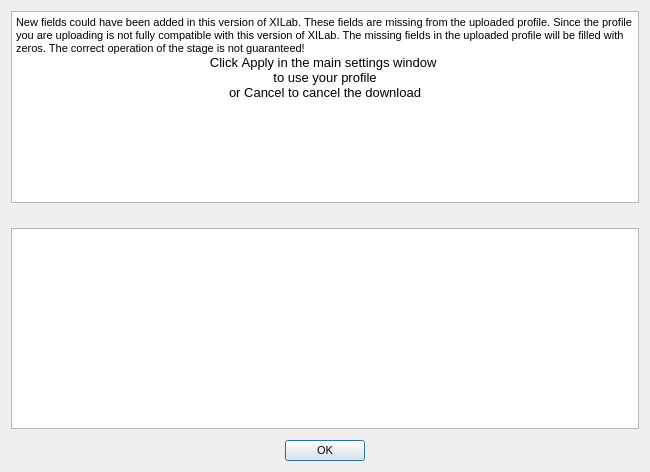
The window that src/restoreerrorsdialog.ui (EPC-MSU/XILab) describes before a commit, drawn with Qt 5.
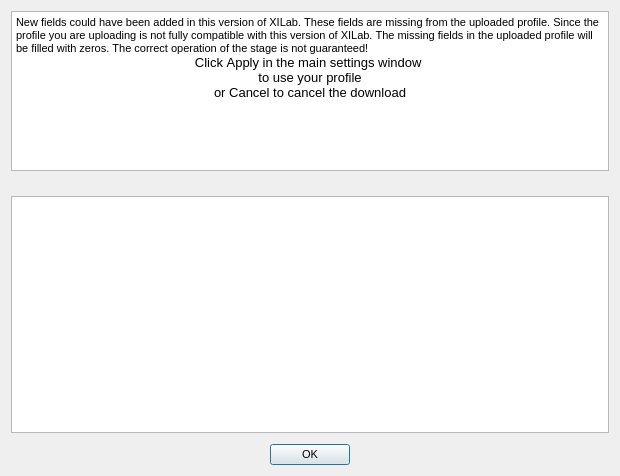
The same window after the commit. Icons and pictures are not drawn.

Commit message: Bug #55792 Fix the default window size for the logic of the wrong profile in xilab

Patch:
```diff
--- a/src/restoreerrorsdialog.ui
+++ b/src/restoreerrorsdialog.ui
@@ -9,10 +9,28 @@
    <rect>
     <x>0</x>
     <y>0</y>
-    <width>650</width>
-    <height>472</height>
+    <width>620</width>
+    <height>476</height>
    </rect>
   </property>
+  <property name="sizePolicy">
+   <sizepolicy hsizetype="Fixed" vsizetype="Preferred">
+    <horstretch>1</horstretch>
+    <verstretch>0</verstretch>
+   </sizepolicy>
+  </property>
+  <property name="minimumSize">
+   <size>
+    <width>620</width>
+    <height>476</height>
+   </size>
+  </property>
+  <property name="maximumSize">
+   <size>
+    <width>700</width>
+    <height>16777215</height>
+   </size>
+  </property>
   <property name="font">
    <font>
     <family>Arial</family>
@@ -36,7 +54,7 @@
       <bool>true</bool>
      </property>
      <property name="sizePolicy">
-      <sizepolicy hsizetype="Expanding" vsizetype="Expanding">
+      <sizepolicy hsizetype="Expanding" vsizetype="Preferred">
        <horstretch>0</horstretch>
        <verstretch>0</verstretch>
       </sizepolicy>
@@ -47,6 +65,12 @@
        <height>160</height>
       </size>
      </property>
+     <property name="maximumSize">
+      <size>
+       <width>16777215</width>
+       <height>160</height>
+      </size>
+     </property>
      <property name="html">
       <string>&lt;!DOCTYPE HTML PUBLIC &quot;-//W3C//DTD HTML 4.0//EN&quot; &quot;http://www.w3.org/TR/REC-html40/strict.dtd&quot;&gt;
 &lt;html&gt;&lt;head&gt;&lt;meta name=&quot;qrichtext&quot; content=&quot;1&quot; /&gt;&lt;style type=&quot;text/css&quot;&gt;
```
